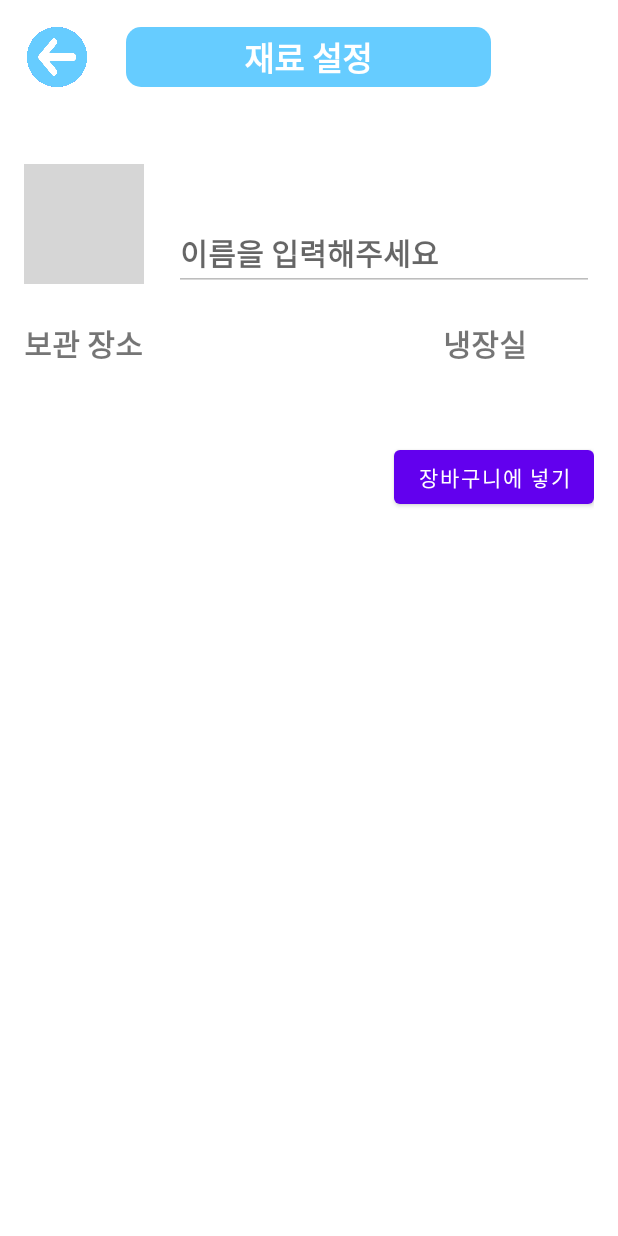
After one commit to gikhoon/TakeCareFridge, an Android app: the SetShoppingIngredient screen opened directly, with no data from a screen before it, on a phone screen of 412 x 824 dp. The commit adds this screen. Run offline under Robolectric (Android 15) with nearby library versions, the phone set to English and light mode, and no system bars; our stand-ins replace Firebase (no records; nobody signed in at launch, a user with empty details on screens opened directly); grey boxes are pictures that could not be loaded.

Commit message:
1128 LIM 장바구니 추가 구현 완료(같은값 못들어가게 설정해야함)

```diff
--- a/app/src/main/java/com/takecarefridge/AddIngredient.java
+++ b/app/src/main/java/com/takecarefridge/AddIngredient.java
@@ -105,5 +105,11 @@ public class AddIngredient extends AppCompatActivity {
             intent.putExtra("ID", ID);
             startActivity(intent);
         }
+        else{
+            Intent intent = new Intent(this, ShoppingBag.class);
+            intent.addFlags(Intent.FLAG_ACTIVITY_CLEAR_TOP);
+            intent.putExtra("ID", ID);
+            startActivity(intent);
+        }
     }
 }
--- /dev/null
+++ b/app/src/main/java/com/takecarefridge/SetShoppingIngredient.java
@@ -0,0 +1,139 @@
+package com.takecarefridge;
+
+import androidx.annotation.NonNull;
+import androidx.appcompat.app.ActionBar;
+import androidx.appcompat.app.AppCompatActivity;
+
+import android.content.Intent;
+import android.os.Bundle;
+import android.util.Log;
+import android.view.View;
+import android.widget.Button;
+import android.widget.EditText;
+import android.widget.ImageView;
+import android.widget.TextView;
+import android.widget.Toast;
+
+import com.bumptech.glide.Glide;
+import com.google.android.gms.tasks.OnCompleteListener;
+import com.google.android.gms.tasks.Task;
+import com.google.firebase.firestore.DocumentReference;
+import com.google.firebase.firestore.DocumentSnapshot;
+import com.google.firebase.firestore.FirebaseFirestore;
+import com.google.firebase.storage.FirebaseStorage;
+import com.google.firebase.storage.StorageReference;
+
+import java.util.Calendar;
+import java.util.HashMap;
+import java.util.Map;
+
+public class SetShoppingIngredient extends AppCompatActivity {
+    String before;
+    String largeClass;
+    String smallClass;
+    String ID;
+    boolean isSelfAdd;
+
+    @Override
+    protected void onCreate(Bundle savedInstanceState) {
+        super.onCreate(savedInstanceState);
+        setContentView(R.layout.set_shopping_ingredient);
+
+        ActionBar actionBar = getSupportActionBar();
+        actionBar.hide();
+
+        Intent preIntent = getIntent();
+        before = preIntent.getStringExtra("preActivity");
+        largeClass = preIntent.getStringExtra("largeClass");
+        smallClass = preIntent.getStringExtra("smallClass");
+        ID = preIntent.getStringExtra("ID");
+        isSelfAdd = preIntent.getBooleanExtra("addSelf", false);
+
+        Log.d("HELLO6", before + " " + largeClass + " " + smallClass+" "+ID);
+
+        setSetIngredient();
+
+        Button b = findViewById(R.id.bt_addShoppingIngredientInDB);
+        b.setOnClickListener(new View.OnClickListener() {
+            @Override
+            public void onClick(View view) {
+                saveIngredient(view);
+            }
+        });
+    }
+
+    public void setSetIngredient(){
+        ImageView iv = findViewById(R.id.iv_settingShoppingIngredientImage);
+        TextView tv_largeClass = findViewById(R.id.tv_settingShoppingIngredientLargeClass);
+        TextView tv_addPlace = findViewById(R.id.tv_settingShoppingIngredientPlace);
+        EditText et_settingIngredientName = findViewById(R.id.et_settingShoppingIngredientName);
+
+
+        tv_largeClass.setText(largeClass);
+
+        FirebaseStorage storage = FirebaseStorage.getInstance();
+        StorageReference bigStorageRef = storage.getReference("재료");
+
+        if(isSelfAdd){
+            et_settingIngredientName.setEnabled(true);
+            StorageReference sr = bigStorageRef.child(largeClass + ".png");
+            Glide.with(iv.getContext()).load(sr).into(iv);
+        }else{
+            et_settingIngredientName.setText(smallClass);
+            StorageReference smallStorageRef = storage.getReference("재료/"+largeClass).child(smallClass+".png");
+            Glide.with(iv.getContext()).load(smallStorageRef).into(iv);
+        }
+    }
+
+    public void goBeforeActivity(View v) {
+        Intent intent = new Intent(this ,AddIngredientDetail.class);
+        intent.putExtra("preActivity", before);
+        intent.putExtra("largeClass", largeClass);
+        intent.putExtra("ID", ID);
+        intent.addFlags(Intent.FLAG_ACTIVITY_CLEAR_TOP);
+        startActivity(intent);
+    }
+
+    public void saveIngredient(View v){
+        String saveIngredientPlace;
+        EditText et = findViewById(R.id.et_settingShoppingIngredientName);
+        TextView tv = findViewById(R.id.tv_settingShoppingIngredientPlace);
+        String ingredientName = et.getText().toString().trim();
+
+        if(isSelfAdd){
+            if(ingredientName.equals("")) {
+                Toast.makeText(getApplicationContext(), "이름이 없습니다 이름을 입력해주세요", Toast.LENGTH_SHORT).show();
+                return;
+            }
+        }
+
+        FirebaseFirestore db = FirebaseFirestore.getInstance();
+        DocumentReference smallClassRef;
+        if(isSelfAdd){
+            smallClassRef = db.collection("사용자").document(ID).collection("장바구니").document(ingredientName);
+        }else{
+            smallClassRef = db.collection("사용자").document(ID).collection("장바구니").document(smallClass);
+        }
+        Log.d("HELLO10", smallClassRef.getPath());
+
+        Map<String, Object> m = new HashMap<>();
+
+        if(isSelfAdd){
+            m.put("분류", ingredientName);
+            String str = "재료/" + largeClass+".png";
+            m.put("이미지",str);
+        }else {
+            m.put("분류", smallClass);
+            String str = "재료/" + largeClass + "/" + smallClass + ".png";
+            m.put("이미지",str);
+        }
+        m.put("대분류", largeClass);
+        m.put("where", tv.getText());
+        smallClassRef.set(m);
+
+        Intent intent = new Intent(SetShoppingIngredient.this,ShoppingBag.class);
+        intent.putExtra("ID", ID);
+        intent.addFlags(Intent.FLAG_ACTIVITY_CLEAR_TOP);
+        startActivity(intent);
+    }
+}
--- /dev/null
+++ b/app/src/main/res/layout/set_shopping_ingredient.xml
@@ -0,0 +1,125 @@
+<?xml version="1.0" encoding="utf-8"?>
+<LinearLayout xmlns:android="http://schemas.android.com/apk/res/android"
+    xmlns:app="http://schemas.android.com/apk/res-auto"
+    xmlns:tools="http://schemas.android.com/tools"
+    android:layout_width="match_parent"
+    android:layout_height="match_parent"
+    tools:context=".SetShoppingIngredient"
+    android:orientation="vertical"
+    android:layout_margin="8dp"
+    android:weightSum="12">
+    <RelativeLayout
+        android:layout_width="match_parent"
+        android:layout_height="30dp"
+        android:layout_weight="1">
+
+        <Button
+            android:layout_width="40dp"
+            android:layout_height="40dp"
+            android:layout_marginTop="10dp"
+            android:layout_marginStart="10dp"
+            android:translationZ="10dp"
+            android:elevation="10dp"
+            android:background="@drawable/backspace_right2"
+            android:onClick="goBeforeActivity"/>
+
+        <ImageView
+            android:layout_width="40dp"
+            android:layout_height="40dp"
+            android:layout_marginTop="10dp"
+            android:layout_marginStart="10dp"
+            android:translationZ="10dp"
+            android:elevation="10dp"
+            android:background="@drawable/backspace_right2" />
+
+        <TextView
+            android:layout_width="243dp"
+            android:layout_height="40dp"
+            android:layout_marginTop="10dp"
+            android:layout_centerHorizontal="true"
+            android:background="@drawable/blue_bar_right2"
+            android:fontFamily="@font/basic_font"
+            android:gravity="center"
+            android:text="재료 설정"
+            android:textColor="@color/white"
+            android:textSize="22sp"
+            android:textStyle="bold" />
+    </RelativeLayout>
+
+    <RelativeLayout
+        android:layout_width="match_parent"
+        android:layout_height="0dp"
+        android:layout_weight="11"
+        android:layout_margin="8dp">
+
+        <RelativeLayout
+            android:id="@+id/s_rl_1"
+            android:layout_width="match_parent"
+            android:layout_height="wrap_content">
+
+            <ImageView
+                android:id="@+id/iv_settingShoppingIngredientImage"
+                android:layout_width="80dp"
+                android:layout_height="80dp"
+                android:src="@android:color/background_dark"/>
+
+            <TextView
+                android:id="@+id/tv_settingShoppingIngredientLargeClass"
+                android:layout_width="match_parent"
+                android:layout_height="wrap_content"
+                android:layout_marginStart="20dp"
+                android:textStyle="bold"
+                android:textSize="17sp"
+                android:text="대분류"
+                android:layout_toRightOf="@+id/iv_settingShoppingIngredientImage"/>
+
+            <EditText
+                android:id="@+id/et_settingShoppingIngredientName"
+                android:layout_width="match_parent"
+                android:layout_height="wrap_content"
+                android:textStyle="bold"
+                android:textSize="20sp"
+                android:layout_below="@+id/tv_settingShoppingIngredientLargeClass"
+                android:layout_toRightOf="@+id/iv_settingShoppingIngredientImage"
+                android:layout_marginStart="20dp"
+                android:layout_marginTop="10dp"
+                android:hint="이름을 입력해주세요"
+                android:enabled="false"
+                android:inputType="text"/>
+        </RelativeLayout>
+
+        <RelativeLayout
+            android:id="@+id/s_rl_2"
+            android:layout_width="match_parent"
+            android:layout_height="wrap_content"
+            android:layout_below="@+id/s_rl_1"
+            android:layout_marginTop="20dp">
+            <TextView
+                android:id="@+id/tv_settingShoppingTv1"
+                android:layout_width="wrap_content"
+                android:layout_height="wrap_content"
+                android:textStyle="bold"
+                android:textSize="20sp"
+                android:text="보관 장소"/>
+
+            <TextView
+                android:id="@+id/tv_settingShoppingIngredientPlace"
+                android:layout_width="wrap_content"
+                android:layout_height="wrap_content"
+                android:layout_toRightOf="@+id/tv_settingShoppingTv1"
+                android:layout_marginStart="200dp"
+                android:textStyle="bold"
+                android:textSize="20sp"
+                android:text="냉장실"/>
+        </RelativeLayout>
+
+        <Button
+            android:id="@+id/bt_addShoppingIngredientInDB"
+            android:layout_width="wrap_content"
+            android:layout_height="wrap_content"
+            android:layout_below="@+id/s_rl_2"
+            android:layout_alignParentRight="true"
+            android:layout_marginTop="50dp"
+            android:text="장바구니에 넣기" />
+    </RelativeLayout>
+</LinearLayout>
--- a/app/src/main/res/layout/shopping_bag.xml
+++ b/app/src/main/res/layout/shopping_bag.xml
@@ -55,7 +55,8 @@
             android:layout_height="wrap_content"
             android:layout_alignParentBottom="true"
             android:layout_toStartOf="@id/minusButton"
-            android:text="플러스">
+            android:text="플러스"
+            android:onClick="goAddIngredient">
         </Button>
 
         <Button
```
Also changed, not shown: app/src/main/AndroidManifest.xml (+9 -3 lines), app/src/main/java/com/takecarefridge/AddIngredientDetail.java (+21 -2 lines), app/src/main/java/com/takecarefridge/ShoppingBag.java (+20 -7 lines), 1 other file.
